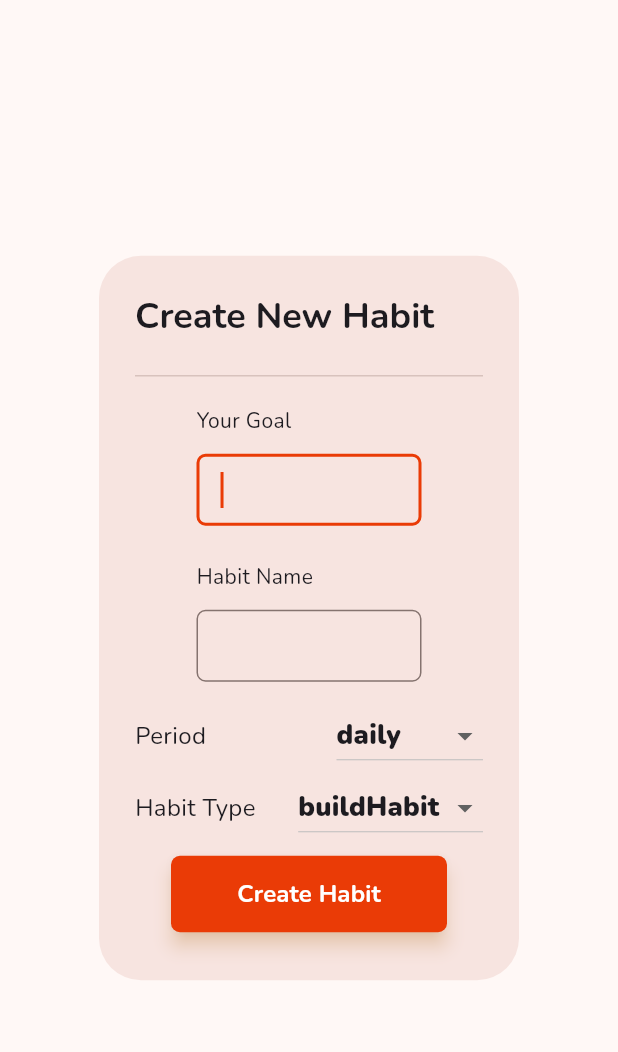
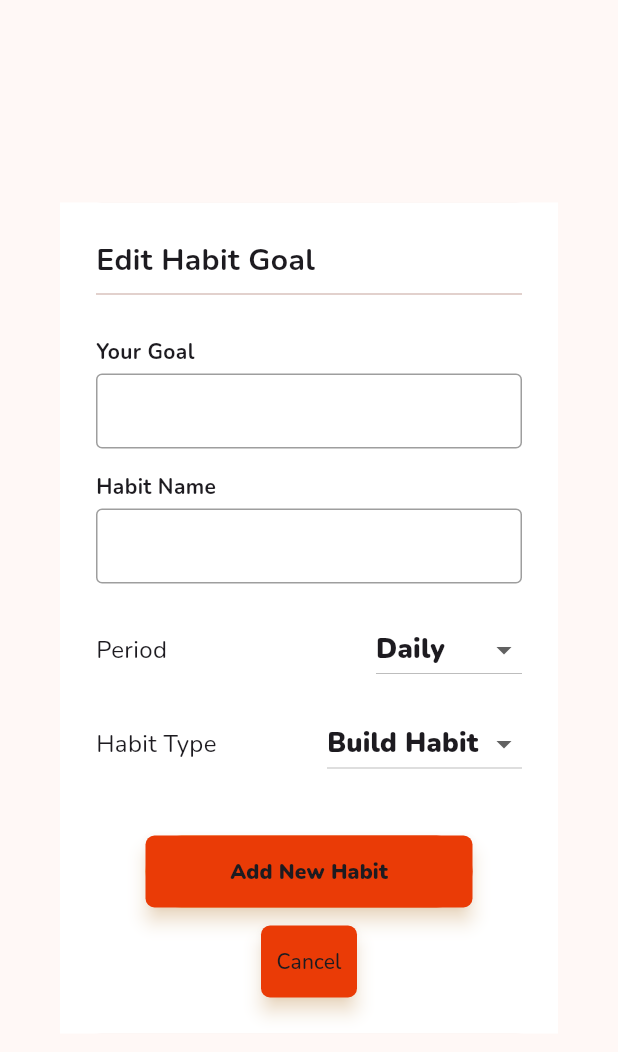
Before and after one commit to fzaura/habit_tracker, a Flutter app: the Addnewhabit widget shown alone on an empty page, opened directly, on a phone screen of 412 x 824 dp. Shown: the top 1052 px of the screen. Run offline on Flutter 3.47's test engine with Material 3 defaults, Android fonts, the phone set to English and light mode, and no system bars; our stand-ins replace flutter_riverpod, google_fonts.

Commit message:
style(addNewHabit.dart , dropDownButtonTemp.dart , editDeleteHabits.dart , habit.dart) Used Better Widget Formats to make the UI Look better

```diff
--- a/mobile_frontend/habit_tracker_frontend/lib/core/utility/AddingNewHabitsUtil/stateFulUtil/addNewHabit.dart
+++ b/mobile_frontend/habit_tracker_frontend/lib/core/utility/AddingNewHabitsUtil/stateFulUtil/addNewHabit.dart
@@ -21,6 +21,22 @@ class _AddnewhabitState extends ConsumerState<Addnewhabit> {
   EnhabitGoal habitGoal = EnhabitGoal.buildHabit;
   EnperiodUnit periodUnit = EnperiodUnit.daily;
 
+  Widget editTextField(String mainHintText) {
+    return Container(
+      padding: EdgeInsets.symmetric(horizontal: 12),
+      decoration: BoxDecoration(
+        border: Border.all(color: Colors.grey),
+        borderRadius: BorderRadius.circular(4),
+      ),
+      child: TextField(
+        decoration: InputDecoration(
+          border: InputBorder.none,
+          hintText: mainHintText,
+        ),
+      ),
+    );
+  }
+
   void _addNewHabitLogic() {
     ref
         .read(habitSampleProvider.notifier)
@@ -41,6 +57,67 @@ class _AddnewhabitState extends ConsumerState<Addnewhabit> {
     );
   }
 
+  Widget defaultAddHabitButton() {
+    return Container(
+      decoration: BoxDecoration(
+        gradient: LinearGradient(
+          colors: [mainAppTheme.cardColor, mainAppTheme.colorScheme.primary],
+          begin: Alignment.bottomLeft,
+          end: Alignment.topRight,
+        ),
+        borderRadius: BorderRadius.circular(24),
+      ),
+      width: double.infinity,
+      margin: const EdgeInsets.symmetric(vertical: 12, horizontal: 33),
+      child: ElevatedButton(
+        style: ElevatedButton.styleFrom(
+          backgroundColor: mainAppTheme.colorScheme.primary, // Orange color
+          foregroundColor: Colors.white, // Text color
+          shadowColor: Colors.orangeAccent.withOpacity(0.5), // Shadow color
+          elevation: 5, // Shadow elevation
+          padding: const EdgeInsets.symmetric(
+            vertical: 14,
+          ), // Matches text field height
+          shape: RoundedRectangleBorder(
+            borderRadius: BorderRadius.circular(
+              6,
+            ), // Same border radius as text field
+          ),
+        ),
+        onPressed: () {},
+        child: Text(
+          'Add New Habit',
+          style: mainAppTheme.textTheme.labelMedium?.copyWith(
+            fontWeight: FontWeight.w900,
+          ),
+        ),
+      ),
+    );
+  }
+
+  Widget cancelButton() {
+    return ElevatedButton(
+      style: ElevatedButton.styleFrom(
+        backgroundColor: mainAppTheme.colorScheme.primary, // Orange color
+        foregroundColor: Colors.white, // Text color
+        shadowColor: Colors.orangeAccent.withOpacity(0.5), // Shadow color
+        elevation: 5, // Shadow elevation
+        padding: const EdgeInsets.symmetric(
+          vertical: 14,
+        ), // Matches text field height
+        shape: RoundedRectangleBorder(
+          borderRadius: BorderRadius.circular(
+            6,
+          ), // Same border radius as text field
+        ),
+      ),
+      onPressed: () {
+        Navigator.pop(context);
+      },
+      child: Text('Cancel', style: mainAppTheme.textTheme.labelMedium),
+    );
+  }
+
   @override
   void initState() {
     super.initState();
@@ -50,39 +127,81 @@ class _AddnewhabitState extends ConsumerState<Addnewhabit> {
 
   @override
   Widget build(BuildContext context) {
-    return AlertDialog(
-      title: Text(
-        'Create New Habit',
-        style: mainAppTheme.textTheme.headlineLarge?.copyWith(
+    return Dialog(
+      child: Container(
+        padding: EdgeInsets.all(24),
+        color: Colors.white,
+        child: Column(
+          mainAxisSize: MainAxisSize.min,
+          crossAxisAlignment: CrossAxisAlignment.start,
+          children: [
+            // Title
+            Text(
+              'Edit Habit Goal',
+              style: mainAppTheme.textTheme.titleLarge?.copyWith(
+                fontWeight: FontWeight.bold,
+                fontSize: 20,
+              ),
+            ),
+            Divider(),
+            SizedBox(height: 20),
+
+            // Your Goal Field
+            Text(
+              'Your Goal',
+              style: mainAppTheme.textTheme.titleSmall?.copyWith(
+                fontSize: 14,
                 fontWeight: FontWeight.bold,
               ),
             ),
-      content: Column(
-        mainAxisSize: MainAxisSize.min,
-        mainAxisAlignment: MainAxisAlignment.start,
-        crossAxisAlignment: CrossAxisAlignment.start,
-        children: [
-          const Divider(),
-          SigninInputField('Your Goal', yourGoalController, context),
-          SigninInputField('Habit Name', yourHabitController, context),
+            SizedBox(height: 5),
+            editTextField(''),
+            SizedBox(height: 15),
+
+            // Habit Name Field
+            Text(
+              'Habit Name',
+              style: mainAppTheme.textTheme.titleSmall?.copyWith(
+                fontSize: 14,
+                fontWeight: FontWeight.bold,
+              ),
+            ),
+            SizedBox(height: 5),
+            editTextField(''),
+
+            SizedBox(height: 15),
+
+            // Period Dropdown
+            SizedBox(height: 5),
             DropDownButtonTemp(
               buttonName: 'Period',
               passedEnumValue: periodUnit,
               enumValues: EnperiodUnit.values,
             ),
+            SizedBox(height: 15),
+
+            // Habit Type Dropdown
             DropDownButtonTemp(
               buttonName: 'Habit Type',
               passedEnumValue: habitGoal,
               enumValues: EnhabitGoal.values,
             ),
-          UtilAddNewHabitUI().defaultCreateHabitButton(
-            text: "Create Habit",
-            onPressed: (context) {
-              _addNewHabitLogic();
-            },
-            ctxt: context,
+
+            SizedBox(height: 25),
+
+            // Buttons
+            Column(
+              mainAxisAlignment: MainAxisAlignment.center,
+              children: [
+                // Add Button
+                defaultAddHabitButton(),
+
+                // Cancel Button
+                cancelButton(),
+              ],
             ),
           ],
+        ),
       ),
     );
   }
--- a/mobile_frontend/habit_tracker_frontend/lib/core/utility/AddingNewHabitsUtil/stateFulUtil/dropDownButtonTemp.dart
+++ b/mobile_frontend/habit_tracker_frontend/lib/core/utility/AddingNewHabitsUtil/stateFulUtil/dropDownButtonTemp.dart
@@ -18,6 +18,14 @@ class DropDownButtonTemp<enumTemp extends Enum> extends StatefulWidget {
 }
 
 class _DropDownButtonTempState extends State<DropDownButtonTemp> {
+  String formatEnumName(String enumName) {
+    return enumName
+        .replaceAllMapped(RegExp(r'([A-Z])'), (match) => ' ${match.group(1)}')
+        .split(' ')
+        .map((word) => word[0].toUpperCase() + word.substring(1).toLowerCase())
+        .join(' ');
+  }
+
   @override
   Widget build(BuildContext context) {
     return Row(
@@ -35,13 +43,11 @@ class _DropDownButtonTempState extends State<DropDownButtonTemp> {
                 (item) => DropdownMenuItem(
                   value: item,
                   child: Text(
-                    item.name,
+                    formatEnumName(item.name),
                     style: mainAppTheme.textTheme.labelMedium?.copyWith(
                       fontSize: 18,
                       fontWeight: FontWeight.w900,
-
                     ),
-
                   ),
                 ),
               )
--- a/mobile_frontend/habit_tracker_frontend/lib/core/utility/EditDeleteHabitsUtil/StateFullUtil/editDeleteHabits.dart
+++ b/mobile_frontend/habit_tracker_frontend/lib/core/utility/EditDeleteHabitsUtil/StateFullUtil/editDeleteHabits.dart
@@ -46,6 +46,14 @@ class _EditDeleteHabitsState extends ConsumerState<EditDeleteHabits> {
 
   Widget defaultUpdateButton() {
     return Container(
+       decoration: BoxDecoration(
+        gradient: LinearGradient(
+          colors: [mainAppTheme.cardColor, mainAppTheme.colorScheme.primary],
+          begin: Alignment.bottomLeft,
+          end: Alignment.topRight,
+        ),
+        borderRadius: BorderRadius.circular(24),
+      ),
       width: double.infinity,
       margin: const EdgeInsets.symmetric(vertical: 12, horizontal: 33),
       child: ElevatedButton(
@@ -74,6 +82,34 @@ class _EditDeleteHabitsState extends ConsumerState<EditDeleteHabits> {
     );
   }
 
+  Widget deleteButton() {
+    return Container(
+
+      width: double.infinity,
+      margin: const EdgeInsets.symmetric(vertical: 12, horizontal: 33),
+      child: ElevatedButton(
+        style: ElevatedButton.styleFrom(
+          backgroundColor: Colors.white, // Orange color
+          foregroundColor: Colors.black, // Text color
+          shadowColor: Colors.orangeAccent.withOpacity(0.5), // Shadow color
+          elevation: 5, // Shadow elevation
+          padding: const EdgeInsets.symmetric(
+            vertical: 14,
+          ), // Matches text field height
+          shape: RoundedRectangleBorder(
+            borderRadius: BorderRadius.circular(
+              6,
+            ), // Same border radius as text field
+          ),
+        ),
+        onPressed: () {
+          Navigator.pop(context);
+        },
+        child: Text('Delete', style: mainAppTheme.textTheme.labelMedium),
+      ),
+    );
+  }
+
   Widget build(BuildContext context) {
     return Dialog(
       child: Container(
@@ -88,7 +124,7 @@ class _EditDeleteHabitsState extends ConsumerState<EditDeleteHabits> {
               'Edit Habit Goal',
               style: mainAppTheme.textTheme.titleLarge?.copyWith(
                 fontWeight: FontWeight.bold,
-                fontSize: 20
+                fontSize: 20,
               ),
             ),
             Divider(),
@@ -141,11 +177,10 @@ class _EditDeleteHabitsState extends ConsumerState<EditDeleteHabits> {
             Column(
               mainAxisAlignment: MainAxisAlignment.center,
               children: [
-                // Delete Button
+                // Update Button
                 defaultUpdateButton(),
 
-                // Update Button
-                ElevatedButton(onPressed: () {}, child: Text('Delete')),
+                // Delete Button
               ],
             ),
           ],
```
Lines whose indentation alone changed are shown as unchanged.
